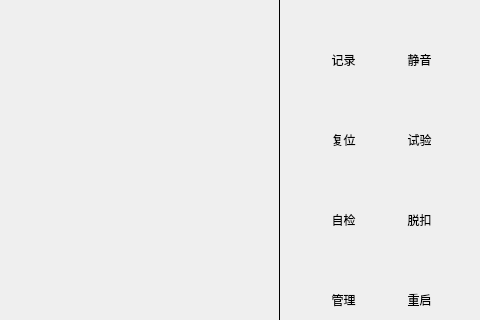
First picture: the form in main/ui/main.ui, repository Blackrose/Tcutest_SerialSystem, before the edit; both pictures show x 321 to 801 and y 130 to 450 of the 801 by 601 pixel window.
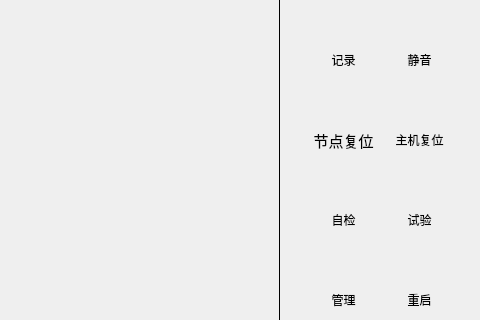
Second picture: the form after the edit. Icons and pictures are not drawn. Custom widgets are drawn as their Qt base class.

Commit message: 1.修改主机复位删除数据 2.修改自检蜂鸣器时间 3.修改注销功能：只注销用户

The edit to the form file:
```diff
--- a/main/ui/main.ui
+++ b/main/ui/main.ui
@@ -62,7 +62,7 @@
    <property name="geometry">
     <rect>
      <x>720</x>
-     <y>260</y>
+     <y>340</y>
      <width>41</width>
      <height>20</height>
     </rect>
@@ -314,14 +314,14 @@
   <widget class="QLabel" name="lbl_tuo">
    <property name="geometry">
     <rect>
-     <x>720</x>
-     <y>340</y>
-     <width>41</width>
+     <x>710</x>
+     <y>260</y>
+     <width>61</width>
      <height>20</height>
     </rect>
    </property>
    <property name="text">
-    <string>脱扣</string>
+    <string>主机复位</string>
    </property>
    <property name="alignment">
     <set>Qt::AlignCenter</set>
@@ -347,7 +347,7 @@
    <property name="geometry">
     <rect>
      <x>720</x>
-     <y>220</y>
+     <y>300</y>
      <width>41</width>
      <height>41</height>
     </rect>
@@ -498,14 +498,23 @@
   <widget class="QLabel" name="lbl_sysCheck_2">
    <property name="geometry">
     <rect>
-     <x>644</x>
+     <x>634</x>
      <y>260</y>
-     <width>41</width>
+     <width>61</width>
      <height>20</height>
     </rect>
    </property>
+   <property name="font">
+    <font>
+     <family>Sans Serif</family>
+     <pointsize>11</pointsize>
+     <weight>50</weight>
+     <italic>false</italic>
+     <bold>false</bold>
+    </font>
+   </property>
    <property name="text">
-    <string>复位</string>
+    <string>节点复位</string>
    </property>
    <property name="alignment">
     <set>Qt::AlignCenter</set>
@@ -531,7 +540,7 @@
    <property name="geometry">
     <rect>
      <x>720</x>
-     <y>300</y>
+     <y>220</y>
      <width>41</width>
      <height>41</height>
     </rect>
```
Left out of the diff: 2 changed lines with no effect on the pictures. The commit also changes 15 other files.
